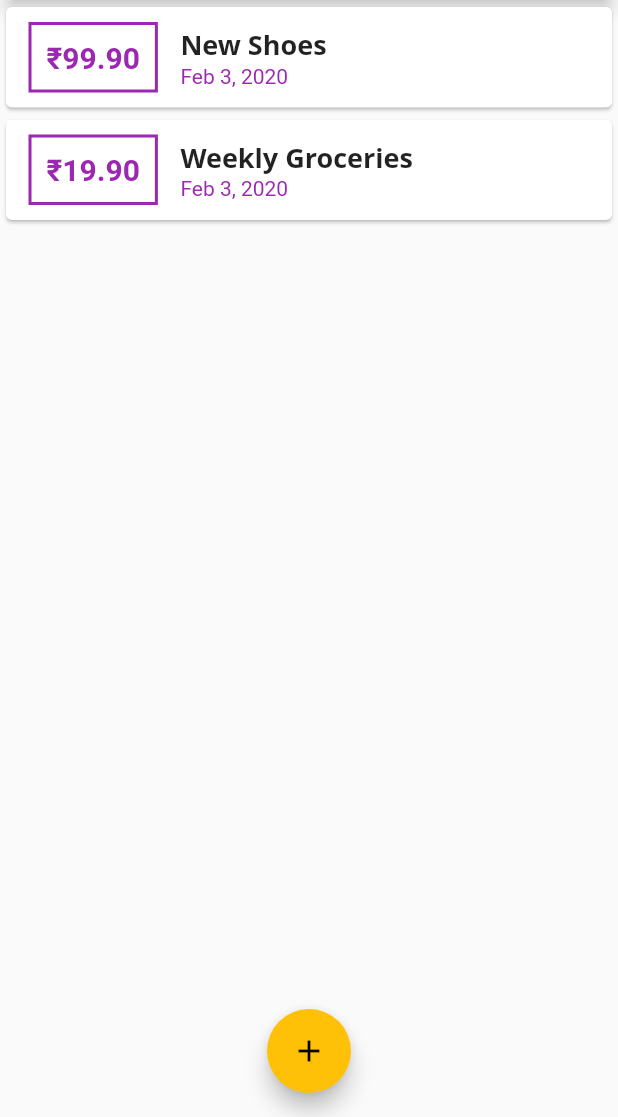
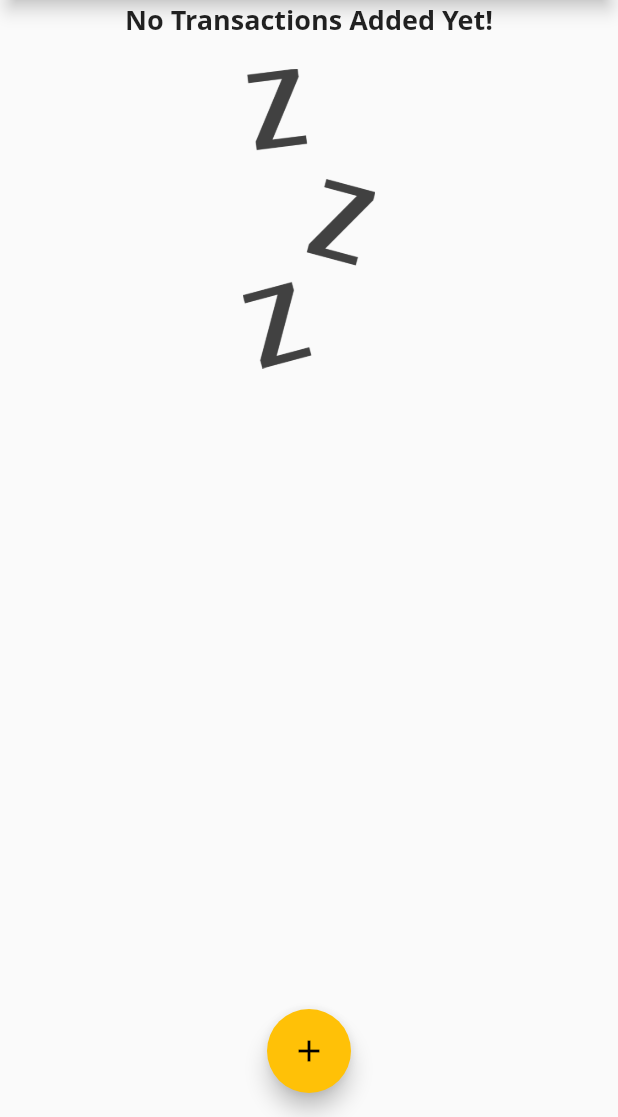
Before and after one commit to sidcredible/personal_expenses_app, a Flutter app: the screen it shows after launch, on a phone screen of 412 x 824 dp, the part 119-1236 px from its top. Run offline on Flutter 3.47's test engine with Material 2 defaults, Android fonts, the phone set to English and light mode, and no system bars; Roboto replaces fonts that are missing (Open Sans).

Commit message:
added waiting image when no transaction are added

```diff
--- a/lib/main.dart
+++ b/lib/main.dart
@@ -47,18 +47,18 @@ class MyHomePage extends StatefulWidget {
 
 class _MyHomePageState extends State<MyHomePage> {
   final List<Transaction> _userTransactions = [
-    Transaction(
-      id: 't1',
-      title: 'New Shoes',
-      amount: 99.9,
-      date: DateTime.now(),
-    ),
-    Transaction(
-      id: 't2',
-      title: 'Weekly Groceries',
-      amount: 19.9,
-      date: DateTime.now(),
-    ),
+    // Transaction(
+    //   id: 't1',
+    //   title: 'New Shoes',
+    //   amount: 99.9,
+    //   date: DateTime.now(),
+    // ),
+    // Transaction(
+    //   id: 't2',
+    //   title: 'Weekly Groceries',
+    //   amount: 19.9,
+    //   date: DateTime.now(),
+    // ),
   ];
 
   void _addNewTransaction(String txTitle, double txAmount) {
--- a/lib/widgets/transaction_list.dart
+++ b/lib/widgets/transaction_list.dart
@@ -11,7 +11,26 @@ class TransactionList extends StatelessWidget {
   Widget build(BuildContext context) {
     return Container(
       height: 300,
-      child: ListView.builder(
+      child: transactions.isEmpty
+          ? Column(
+              children: <Widget>[
+                Text(
+                  'No Transactions Added Yet!',
+                  style: Theme.of(context).textTheme.title,
+                ),
+                SizedBox(
+                  height: 20,
+                ),
+                Container(
+                  height: 200,
+                  child: Image.asset(
+                    'assets/images/waiting.png',
+                    fit: BoxFit.cover,
+                  ),
+                ),
+              ],
+            )
+          : ListView.builder(
               itemBuilder: (ctx, index) {
                 return Card(
                     child: Row(
--- a/pubspec.yaml
+++ b/pubspec.yaml
@@ -42,8 +42,8 @@ flutter:
   uses-material-design: true
 
   # To add assets to your application, add an assets section, like this:
-  # assets:
-  #  - images/a_dot_burr.jpeg
+  assets:
+   - assets/images/waiting.png
   #  - images/a_dot_ham.jpeg
 
   # An image asset can refer to one or more resolution-specific "variants", see
```
Also changed, not shown: assets/images/waiting.png (added). Lines whose indentation alone changed are shown as unchanged.
